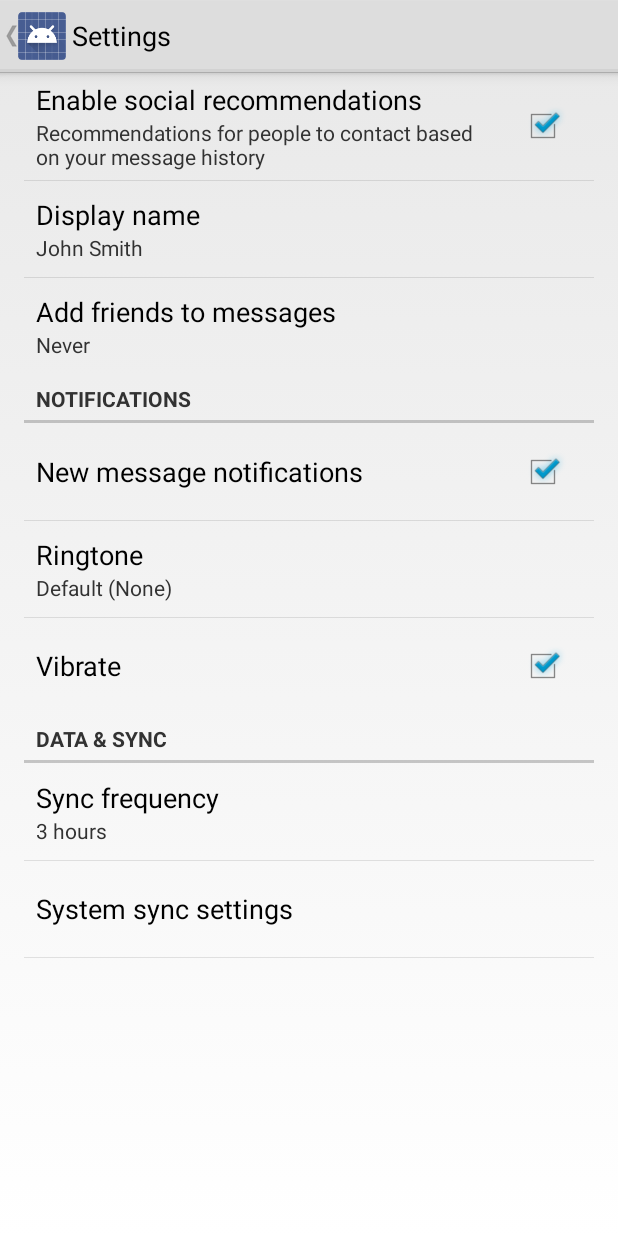
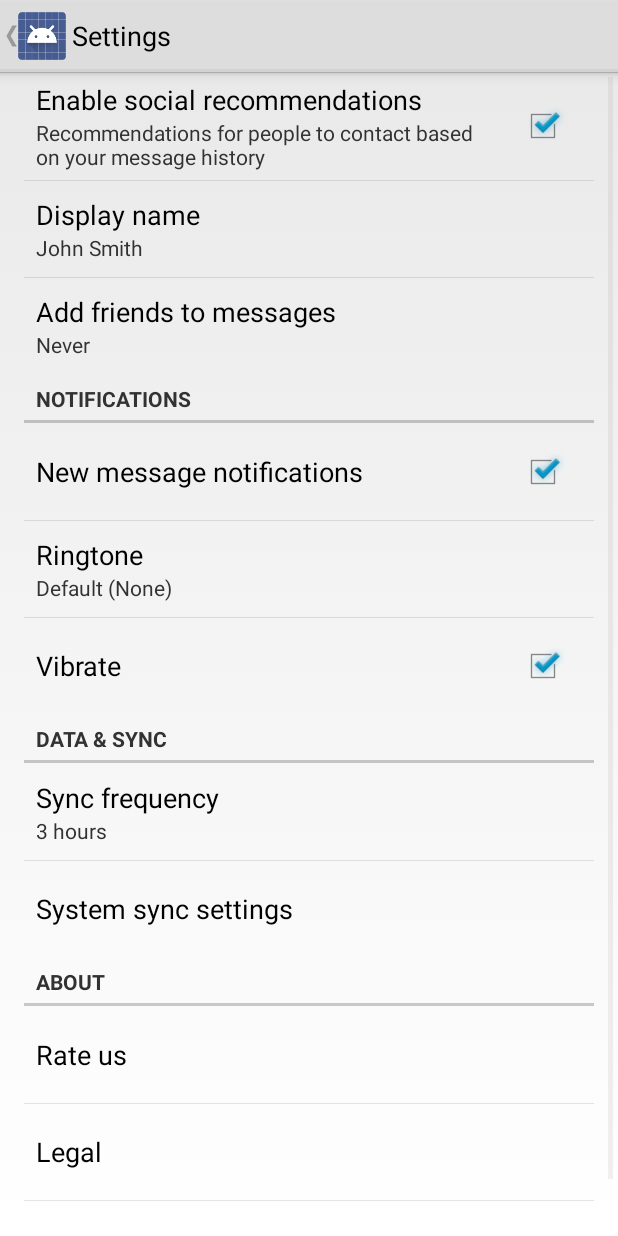
Before and after one commit to Kingram91/SENIOR_PROJECT, an Android app: the SettingsActivity screen opened directly, with no data from a screen before it, on a phone screen of 412 x 824 dp. Run offline under Robolectric (Android 15) with nearby library versions, the phone set to English and light mode, and no system bars.

Commit message:
Modified preference activity

```diff
--- a/EventFoundryAndroid/EventFoundry/app/src/main/AndroidManifest.xml
+++ b/EventFoundryAndroid/EventFoundry/app/src/main/AndroidManifest.xml
@@ -21,6 +21,9 @@
     <uses-permission android:name="android.permission.READ_PROFILE" />
     <uses-permission android:name="android.permission.READ_CONTACTS" />
 
+    <!--Access location-->
+    <uses-permission android:name="android.permission.ACCESS_COARSE_LOCATION"/>
+
     <application
         android:allowBackup="true"
         android:icon="@drawable/ic_launcher"
@@ -31,8 +34,7 @@
             android:label="@string/app_name" >
             <intent-filter>
                 <action android:name="android.intent.action.MAIN" />
-
-                <category android:name="android.intent.category.LAUNCHER" />
+                <action android:name="android.intent.action.SEARCH"></action>
             </intent-filter>
 
             <meta-data
@@ -60,6 +62,8 @@
             android:label="@string/title_activity_search_results" >
             <intent-filter>
                 <action android:name="android.intent.action.SEARCH" />
+                <action android:name="android.intent.action.MAIN"/>
+                <category android:name="android.intent.category.LAUNCHER"/>
             </intent-filter>
         </activity>
 
--- a/EventFoundryAndroid/EventFoundry/app/src/main/java/com/seniorproject/eventfoundry/eventfoundry/SettingsActivity.java
+++ b/EventFoundryAndroid/EventFoundry/app/src/main/java/com/seniorproject/eventfoundry/eventfoundry/SettingsActivity.java
@@ -113,6 +113,13 @@ public class SettingsActivity extends PreferenceActivity {
         getPreferenceScreen().addPreference(fakeHeader);
         addPreferencesFromResource(R.xml.pref_data_sync);
 
+        //Add 'About'
+        fakeHeader = new PreferenceCategory(this);
+        fakeHeader.setTitle("About");
+        getPreferenceScreen().addPreference(fakeHeader);
+        addPreferencesFromResource(R.xml.pref_about);
+
+
         // Bind the summaries of EditText/List/Dialog/Ringtone preferences to
         // their values. When their values change, their summaries are updated
         // to reflect the new value, per the Android Design guidelines.
@@ -120,6 +127,7 @@ public class SettingsActivity extends PreferenceActivity {
         bindPreferenceSummaryToValue(findPreference("example_list"));
         bindPreferenceSummaryToValue(findPreference("notifications_new_message_ringtone"));
         bindPreferenceSummaryToValue(findPreference("sync_frequency"));
+        bindPreferenceSummaryToValue(findPreference("about_rate_us"));
     }
 
     /** {@inheritDoc} */
@@ -289,4 +297,22 @@ public class SettingsActivity extends PreferenceActivity {
             bindPreferenceSummaryToValue(findPreference("sync_frequency"));
         }
     }
+    /**
+     * This fragment shows data and sync preferences only. It is used when the
+     * activity is showing a two-pane settings UI.
+     */
+    @TargetApi(Build.VERSION_CODES.HONEYCOMB)
+    public static class AboutPreferenceFragment extends PreferenceFragment {
+        @Override
+        public void onCreate(Bundle savedInstanceState) {
+            super.onCreate(savedInstanceState);
+            addPreferencesFromResource(R.xml.pref_about);
+
+            // Bind the summaries of EditText/List/Dialog/Ringtone preferences
+            // to their values. When their values change, their summaries are
+            // updated to reflect the new value, per the Android Design
+            // guidelines.
+            bindPreferenceSummaryToValue(findPreference("about_rate_us"));
+        }
+    }
 }
--- a/EventFoundryAndroid/EventFoundry/app/src/main/res/values/strings_activity_settings.xml
+++ b/EventFoundryAndroid/EventFoundry/app/src/main/res/values/strings_activity_settings.xml
@@ -56,4 +56,23 @@
     <string name="pref_ringtone_silent">Silent</string>
 
     <string name="pref_title_vibrate">Vibrate</string>
+
+    <string name="pref_header_about">About</string>
+    <string-array name="pref_about_rate_value_titles">
+        <item>1 Star</item>
+        <item>2 Stars</item>
+        <item>3 Stars</item>
+        <item>4 Stars</item>
+        <item>5 Stars</item>
+    </string-array>
+    <string-array name="pref_about_rate_value_values">
+        <item>1</item>
+        <item>2</item>
+        <item>3</item>
+        <item>4</item>
+        <item>5</item>
+    </string-array>
+    <string name="pref_title_about_rate_us">Rate us</string>
+    <string name="pref_title_about_legal">Legal</string>
+    <string name="pref_title_about_help">Help</string>
 </resources>
--- /dev/null
+++ b/EventFoundryAndroid/EventFoundry/app/src/main/res/xml/pref_about.xml
@@ -0,0 +1,13 @@
+<PreferenceScreen xmlns:android="http://schemas.android.com/apk/res/android">
+    <ListPreference android:title="@string/pref_title_about_rate_us"
+        android:key="about_rate_us"
+        android:entries="@array/pref_about_rate_value_titles"
+        android:entryValues="@array/pref_about_rate_value_values">
+    </ListPreference>
+    <Preference android:title="@string/pref_title_about_legal">
+        <intent android:action="android.settings.SYNC_SETTINGS" />
+    </Preference>
+    <Preference android:title="@string/pref_title_about_help">
+        <intent android:action="android.settings.SYNC_SETTINGS" />
+    </Preference>
+</PreferenceScreen>
--- a/EventFoundryAndroid/EventFoundry/app/src/main/res/xml/pref_headers.xml
+++ b/EventFoundryAndroid/EventFoundry/app/src/main/res/xml/pref_headers.xml
@@ -13,5 +13,8 @@
     <header
         android:fragment="com.seniorproject.eventfoundry.eventfoundry.SettingsActivity$DataSyncPreferenceFragment"
         android:title="@string/pref_header_data_sync" />
+    <header
+        android:fragment="com.seniorproject.eventfoundry.eventfoundry.SettingsActivity$AboutPreferenceFragment"
+        android:title="About" />
 
 </preference-headers>
```
